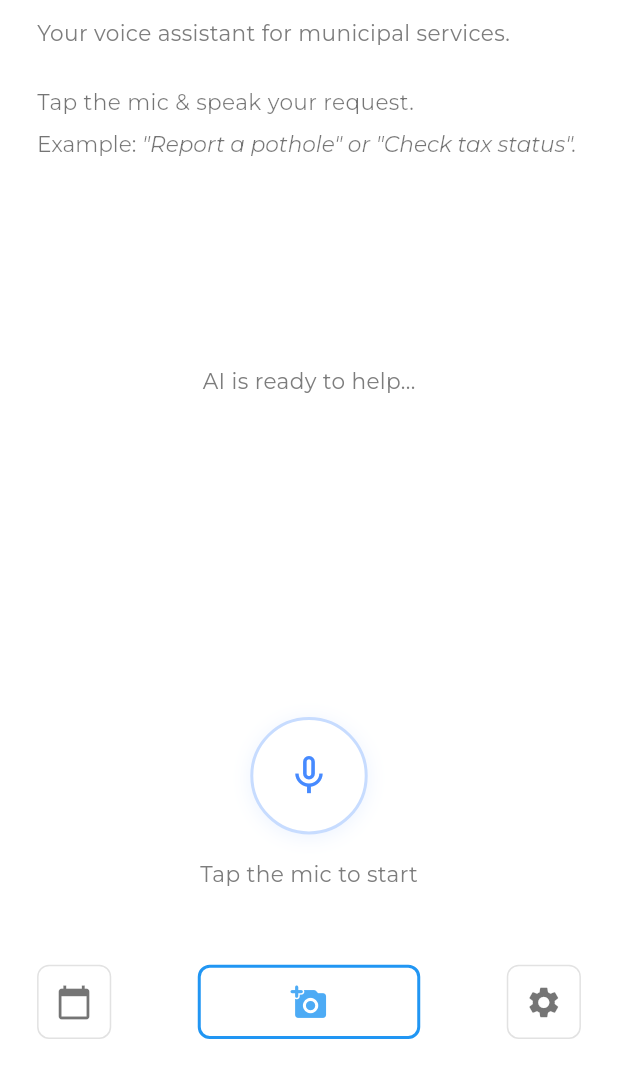
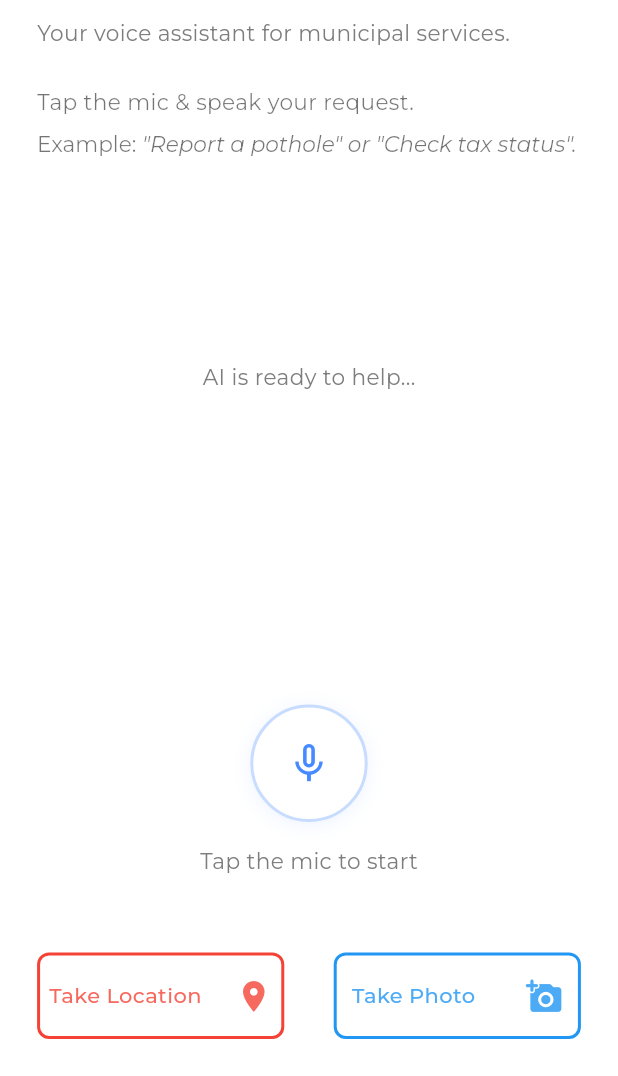
Before and after one commit to Keshav8605/SUVIDHA, a Flutter app: the HomePage screen opened directly, on a phone screen of 412 x 824 dp, the part 160-1236 px from its top. Run offline on Flutter 3.47's test engine with Material 3 defaults, Android fonts, the phone set to English and light mode, and no system bars; our stand-ins replace firebase_auth, firebase_core, fpdart, geolocator, get, google_fonts and 5 more; missing offline and left inert: dart:ffi; accounts and stored records are empty.

Commit message:
Feat: Integrate location capture with issue submission
This commit introduces the ability for users to capture and attach their current location to issue submissions.

- **Permissions:**
    - Added `ACCESS_COARSE_LOCATION`, `ACCESS_BACKGROUND_LOCATION`, and `ACCESS_FINE_LOCATION` permissions to `AndroidManifest.xml`.
- **Location Capture (`beu_home.dart`):**
    - Integrated `geolocator` package to fetch the user's current latitude and longitude.
    - Added a "Take Location" / "Retake Location" button to the UI.
    - Implemented logic to:
        - Check if location services are enabled.
        - Request location permissions if denied.
        - Fetch the current position with high accuracy.
        - Store the latitude and longitude in `_currentLatitude` and `_currentLongitude`.
    - The `_ConfirmationDialog` now accepts and passes the `lat` and `long` when submitting an issue.
- **Issue Submission:**
    - Updated `IssueService` (`lib/services/issue_service.dart`) and `IssueViewModel` (`lib/viewmodels/issue_viewmodel.dart`) to include optional `lat` and `long` parameters in the `createIssue` method.
    - The API request body for `/submit-issue` now includes a `location` object with `longitude` and `latitude`.
- **UI Changes (`beu_home.dart`):**
    - The previous `ElevatedButton` displaying the transcript is now wrapped in a `GestureDetector` to prevent accidental clicks while still displaying the transcript.
    - The "Take Photo" and new "Take Location" buttons are now more prominent and include descriptive text ("Take Photo"/"Retake Photo", "Take Location"/"Retake Location") alongside icons.
    - Removed unused `calendar_today` and `settings` icon buttons.
- **Dependencies:**
    - Added `geolocator` to `pubspec.yaml` for location services.

```diff
--- a/lib/beu_home.dart
+++ b/lib/beu_home.dart
@@ -1,6 +1,7 @@
 import 'package:cdgi/services/camera_service.dart';
 import 'package:flutter/material.dart';
 import 'package:flutter/services.dart';
+import 'package:geolocator/geolocator.dart';
 import 'package:speech_to_text/speech_to_text.dart' as stt;
 import 'package:cdgi/viewmodels/issue_viewmodel.dart';
 import 'package:google_fonts/google_fonts.dart';
@@ -20,6 +21,8 @@ class _HomePageState extends State<HomePage> {
   bool _isListening = false;
   String _transcript = '';
   String? _base64Photo;
+  double? _currentLatitude;
+  double? _currentLongitude;
   /* ---------- VOICE CONTROL ---------- */
   Future<void> _startListening() async {
     final available = await _speech.initialize(
@@ -52,8 +55,12 @@ class _HomePageState extends State<HomePage> {
     showDialog(
       context: context,
       barrierDismissible: false, // Prevent closing by clicking outside
-      builder: (_) =>
-          _ConfirmationDialog(text: _transcript, base32Photo: _base64Photo),
+      builder: (_) => _ConfirmationDialog(
+        text: _transcript,
+        base32Photo: _base64Photo,
+        lat: _currentLatitude,
+        long: _currentLongitude,
+      ),
     );
   }
   //
@@ -248,12 +255,26 @@ class _HomePageState extends State<HomePage> {
                           ),
                           borderRadius: BorderRadius.circular(20),
                         ),
+                        child: ElevatedButton(
+                          style: ElevatedButton.styleFrom(
+                            backgroundColor: Colors.transparent,
+                            shadowColor: Colors.transparent,
+                            shape: RoundedRectangleBorder(
+                              borderRadius: BorderRadius.circular(20),
+                            ),
+                            padding: EdgeInsets.symmetric(
+                              horizontal: sizeConfigW * 6,
+                              vertical: sizeConfigH * 1.5,
+                            ),
+                          ),
+                          onPressed: () {},
                           child: Text(
                             _transcript,
                             style: GoogleFonts.montserrat(
                               fontSize: buttonTextSize,
                               fontWeight: FontWeight.w500,
                               color: Colors.white,
+                            ),
                           ),
                         ),
                       ),
@@ -343,21 +364,68 @@ class _HomePageState extends State<HomePage> {
               Row(
                 mainAxisAlignment: MainAxisAlignment.spaceBetween,
                 children: [
-                  Container(
-                    width: sizeConfigW * 12,
-                    height: sizeConfigW * 12,
+                  GestureDetector(
+                    onTap: () async {
+                      bool serviceEnabled;
+                      LocationPermission permission;
+
+                      serviceEnabled =
+                          await Geolocator.isLocationServiceEnabled();
+                      if (!serviceEnabled) {
+                        _showSnack('Location services are disabled.');
+                        return;
+                      }
+
+                      permission = await Geolocator.checkPermission();
+                      if (permission == LocationPermission.denied) {
+                        permission = await Geolocator.requestPermission();
+                        if (permission == LocationPermission.denied) {
+                          _showSnack('Location permissions are denied');
+                          return;
+                        }
+                      }
+
+                      Position position = await Geolocator.getCurrentPosition(
+                        desiredAccuracy: LocationAccuracy.high,
+                      );
+                      setState(() {
+                        _currentLatitude = position.latitude;
+                        _currentLongitude = position.longitude;
+                      });
+                      print(
+                        'Location: Lat: $_currentLatitude, Long: $_currentLongitude',
+                      );
+                    },
+                    child: Container(
+                      width: sizeConfigW * 40,
+                      height: sizeConfigW * 14,
+                      padding: EdgeInsets.symmetric(horizontal: 6),
                       decoration: BoxDecoration(
                         color: Colors.white,
                         borderRadius: BorderRadius.circular(8),
-                      border: Border.all(
-                        color: Colors.grey.withOpacity(0.3),
-                        width: 1,
+                        border: Border.all(color: Colors.red, width: 2),
+                      ),
+                      child: Row(
+                        crossAxisAlignment: CrossAxisAlignment.center,
+                        mainAxisAlignment: MainAxisAlignment.spaceBetween,
+                        children: [
+                          Text(
+                            _currentLatitude == null
+                                ? 'Take Location'
+                                : 'Retake Location',
+                            style: GoogleFonts.montserrat(
+                              fontSize: 14,
+                              fontWeight: FontWeight.w500,
+                              color: Colors.red.withValues(alpha: 0.8),
                             ),
                           ),
-                    child: Icon(
-                      Icons.calendar_today,
+                          Icon(
+                            Icons.location_on_sharp,
                             size: sizeConfigW * 6,
-                      color: Colors.black54,
+                            color: Colors.red.withValues(alpha: 0.8),
+                          ),
+                        ],
+                      ),
                     ),
                   ),
                   GestureDetector(
@@ -366,38 +434,37 @@ class _HomePageState extends State<HomePage> {
                       setState(() {
                         _base64Photo = base64;
                       });
-                      print(_base64Photo);
                     },
                     child: Container(
-                      width: sizeConfigW * 36,
-                      height: sizeConfigW * 12,
+                      width: sizeConfigW * 40,
+                      height: sizeConfigW * 14,
+                      padding: EdgeInsets.symmetric(horizontal: 10),
                       decoration: BoxDecoration(
                         color: Colors.white,
                         borderRadius: BorderRadius.circular(8),
                         border: Border.all(color: Colors.blue, width: 2),
                       ),
-                      child: Icon(
+                      child: Row(
+                        crossAxisAlignment: CrossAxisAlignment.center,
+                        mainAxisAlignment: MainAxisAlignment.spaceBetween,
+                        children: [
+                          Text(
+                            _base64Photo == null
+                                ? 'Take Photo'
+                                : 'Retake Photo',
+                            style: GoogleFonts.montserrat(
+                              fontSize: 14,
+                              fontWeight: FontWeight.w500,
+                              color: Colors.blue.withValues(alpha: 0.8),
+                            ),
+                          ),
+                          Icon(
                             Icons.add_a_photo_rounded,
                             size: sizeConfigW * 6,
                             color: Colors.blue.withValues(alpha: 0.8),
                           ),
+                        ],
                       ),
-                  ),
-                  Container(
-                    width: sizeConfigW * 12,
-                    height: sizeConfigW * 12,
-                    decoration: BoxDecoration(
-                      color: Colors.white,
-                      borderRadius: BorderRadius.circular(8),
-                      border: Border.all(
-                        color: Colors.grey.withOpacity(0.3),
-                        width: 1,
-                      ),
-                    ),
-                    child: Icon(
-                      Icons.settings,
-                      size: sizeConfigW * 6,
-                      color: Colors.black54,
                     ),
                   ),
                 ],
@@ -419,7 +486,15 @@ class _HomePageState extends State<HomePage> {
 class _ConfirmationDialog extends StatefulWidget {
   final String text;
   String? base32Photo;
-  _ConfirmationDialog({required this.text, this.base32Photo});
+  double? lat;
+  double? long;
+
+  _ConfirmationDialog({
+    required this.text,
+    this.base32Photo,
+    this.lat,
+    this.long,
+  });
 
   @override
   State<_ConfirmationDialog> createState() => _ConfirmationDialogState();
@@ -452,6 +527,8 @@ class _ConfirmationDialogState extends State<_ConfirmationDialog> {
             "Voice Report", // Use actual user name or fallback
         widget.text,
         widget.base32Photo, // No photo for complaint
+        widget.lat,
+        widget.long,
       );
 
       either.fold(
--- a/lib/services/issue_service.dart
+++ b/lib/services/issue_service.dart
@@ -1,4 +1,5 @@
 import 'dart:convert';
+import 'dart:ffi';
 
 import 'package:flutter/cupertino.dart';
 
@@ -11,6 +12,8 @@ class IssueService {
     String name,
     String content,
     String? photo,
+    double? lat,
+    double? long,
   ) async {
     String url = "https://cdgi-backend-main.onrender.com/submit-issue";
     Map<String, dynamic> bodyTO = {
@@ -18,6 +21,7 @@ class IssueService {
       "name": name,
       "text": content,
       "photo": photo,
+      "location": {"longitude": long, "latitude": lat},
     };
     String jsonBody = jsonEncode(bodyTO);
     final response = await http.post(
@@ -33,6 +37,7 @@ class IssueService {
       return issue;
     }
     debugPrint('Response Code Login Failed: ${response.statusCode}');
+    print(jsonDecode(response.body));
     throw Exception(jsonDecode(response.body));
   }
 
--- a/lib/viewmodels/issue_viewmodel.dart
+++ b/lib/viewmodels/issue_viewmodel.dart
@@ -1,3 +1,5 @@
+import 'dart:ffi';
+
 import 'package:cdgi/services/issue_service.dart';
 import 'package:firebase_auth/firebase_auth.dart';
 import 'package:fpdart/fpdart.dart';
@@ -12,6 +14,8 @@ class IssueViewModel {
     String name,
     String content,
     String? photo,
+    double? lat,
+    double? long,
   ) async {
     try {
       IssueModel issue = await _issueService.createIssue(
@@ -19,6 +23,8 @@ class IssueViewModel {
         name,
         content,
         photo,
+        lat,
+        long,
       );
       return Right(issue);
     } catch (e) {
--- a/pubspec.yaml
+++ b/pubspec.yaml
@@ -45,6 +45,7 @@ dependencies:
   speech_to_text: ^7.0.0
   image_picker: ^1.1.2
   image: ^4.1.3
+  geolocator:
   flutter_tts: ^4.2.3
   permission_handler: ^12.0.1
 dev_dependencies:
```
Also changed, not shown: 1 other file. Lines whose indentation alone changed are shown as unchanged.
